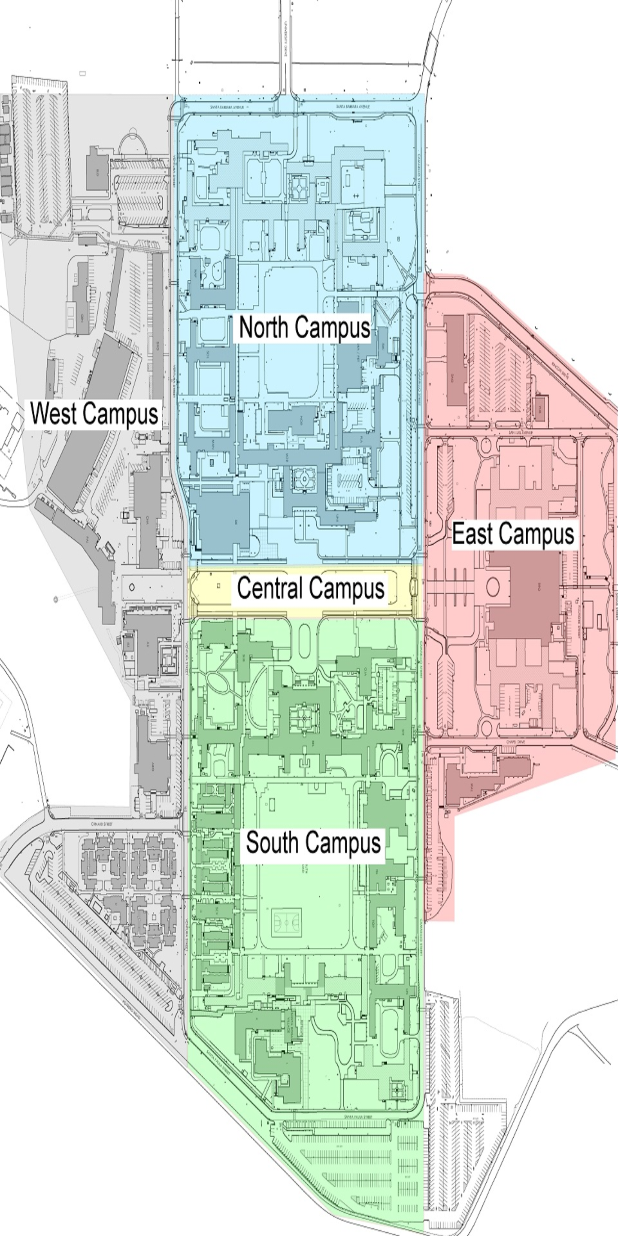
After one commit to steven-romp/PlantofCI-pla, an Android app: the InteractiveMap screen opened directly, with no data from a screen before it, on a phone screen of 412 x 824 dp. The commit adds this screen. Run offline under Robolectric (Android 15) with nearby library versions, the phone set to English and light mode, and no system bars.

Commit message:
Button functionality and resizing
You can now click on the interactive map button and the plant list button and they will move to the next activities. I also resized some of the pictures that were causing the app to crash.

```diff
--- a/src/main/AndroidManifest.xml
+++ b/src/main/AndroidManifest.xml
@@ -16,6 +16,12 @@
                 <category android:name="android.intent.category.LAUNCHER" />
             </intent-filter>
         </activity>
+        <activity
+            android:name=".InteractiveMap"
+            android:label="@string/interactive_map" />
+        <activity
+            android:name=".PlantSearch"
+            android:label="@string/plant_search" />
         <meta-data
             android:name="preloaded_fonts"
             android:resource="@array/preloaded_fonts" />
--- /dev/null
+++ b/src/main/java/com/example/steven/myapplication/InteractiveMap.java
@@ -0,0 +1,17 @@
+package com.example.steven.myapplication;
+
+import android.app.Activity;
+import android.os.Bundle;
+import android.view.View;
+
+/**
+ * Created by Tyler on 3/5/2018.
+ */
+
+public class InteractiveMap extends Activity {
+    @Override
+    protected void onCreate(Bundle savedInstanceState) {
+        super.onCreate(savedInstanceState);
+        setContentView(R.layout.interactive_map);
+    }
+}
--- a/src/main/res/layout/central_map.xml
+++ b/src/main/res/layout/central_map.xml
@@ -5,7 +5,7 @@
     xmlns:tools="http://schemas.android.com/tools"
     android:layout_width="match_parent"
     android:layout_height="match_parent"
-    android:background="@drawable/MainCentral">
+    android:background="@drawable/main_central">
 
     <Button
         android:id="@+id/buttonWest"
--- a/src/main/res/layout/interactive_map.xml
+++ b/src/main/res/layout/interactive_map.xml
@@ -4,9 +4,8 @@
     xmlns:tools="http://schemas.android.com/tools"
     android:layout_width="match_parent"
     android:layout_height="match_parent"
-    android:background="@drawable/mainmapimage"
-
-    >
+    android:background="@drawable/main_map"
+    android:id="@+id/interactive_map" >
 
     <Button
         android:id="@+id/button"
--- a/src/main/res/layout/plant_list.xml
+++ b/src/main/res/layout/plant_list.xml
@@ -4,7 +4,8 @@
     xmlns:tools="http://schemas.android.com/tools"
     android:layout_width="match_parent"
     android:layout_height="match_parent"
-    android:background="@color/light_cream">
+    android:background="@color/light_cream"
+    android:id="@string/plant_search">
 
     <TextView
         android:id="@+id/textView"
```
Also changed, not shown: src/main/java/com/example/steven/myapplication/MainActivity.java (+13 -1 lines), src/main/java/com/example/steven/myapplication/PlantSearch.java (added, +16 -0 lines), src/main/res/layout/home_page.xml (+6 -5 lines), src/main/res/drawable/main_central.png (added), src/main/res/drawable/main_map.jpg (added), 1 other file.
